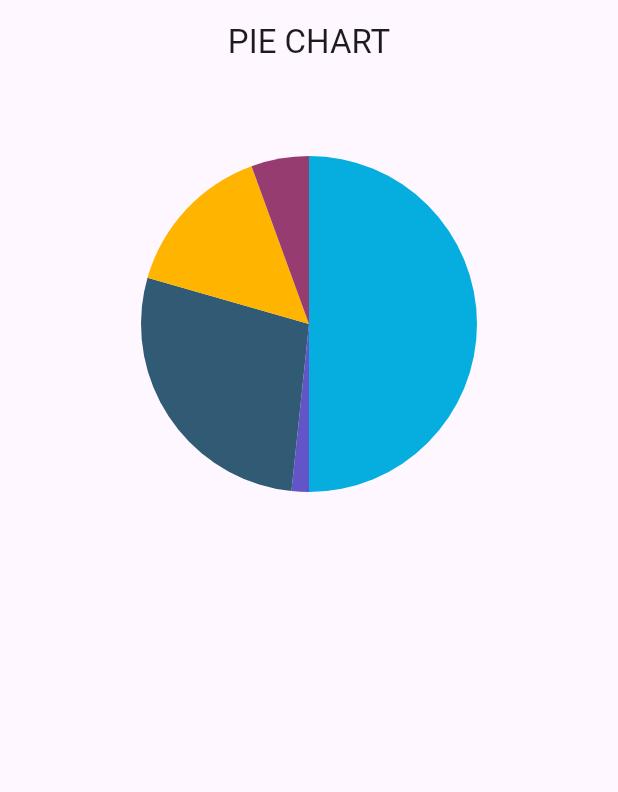
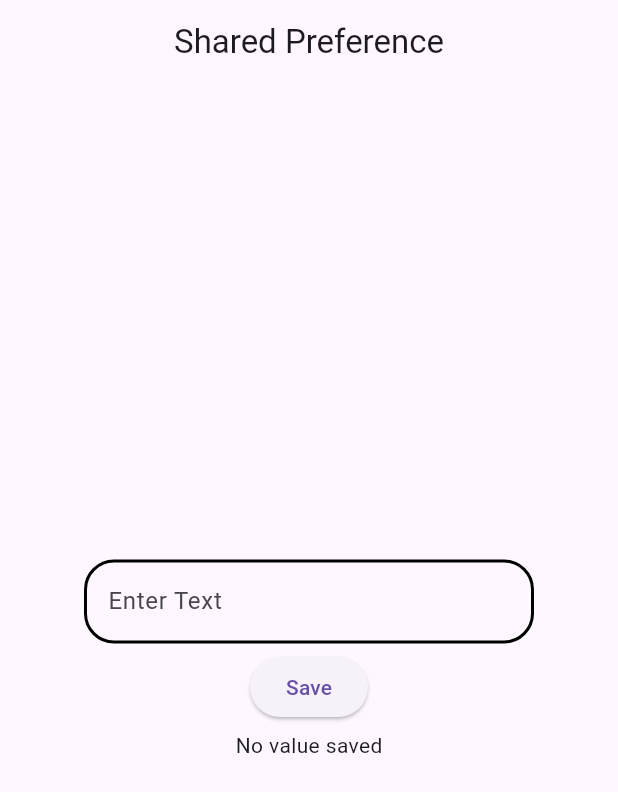
Before and after one commit to Shamiq7/Charts_Flutter_App, a Flutter app: the screen it shows after launch, on a phone screen of 412 x 824 dp. Shown: the top 792 px of the screen. Run offline on Flutter 3.47's test engine with Material 3 defaults, Android fonts, the phone set to English and light mode, and no system bars; our stand-ins replace shared_preferences, syncfusion_flutter_charts.

Commit message:
Shared prefrence done

```diff
--- /dev/null
+++ b/lib/SF1.dart
@@ -0,0 +1,81 @@
+import 'package:flutter/material.dart';
+import 'package:shared_preferences/shared_preferences.dart';
+
+class Sf1 extends StatefulWidget {
+  const Sf1({super.key});
+
+  @override
+  State<Sf1> createState() => _Sf1State();
+}
+
+class _Sf1State extends State<Sf1> {
+  TextEditingController itemcontroller = TextEditingController();
+  var nameVal = 'no value saved';
+  @override
+  void initState() {
+    // TODO: implement initState
+    super.initState();
+    getValue();
+  }
+
+  @override
+  Widget build(BuildContext context) {
+    return Scaffold(
+      appBar: AppBar(title: Text('Shared Preference'), centerTitle: true),
+      body: SafeArea(
+        child: Column(
+          mainAxisAlignment: MainAxisAlignment.center,
+          children: [
+            Center(
+              child: Container(
+                width: 300,
+                child: TextField(
+                  controller: itemcontroller,
+                  decoration: InputDecoration(
+                    hintText: 'Enter Text',
+                    focusedBorder: OutlineInputBorder(
+                      borderRadius: BorderRadius.circular(20),
+                      borderSide: BorderSide(
+                        width: 2,
+                        style: BorderStyle.solid,
+                      ),
+                    ),
+                    enabledBorder: OutlineInputBorder(
+                      borderRadius: BorderRadius.circular(20),
+                      borderSide: BorderSide(
+                        width: 2,
+                        style: BorderStyle.solid,
+                      ),
+                    ),
+                  ),
+                ),
+              ),
+            ),
+            SizedBox(height: 5),
+            ElevatedButton(
+              onPressed: () async {
+                var name = itemcontroller.text.toString();
+                var pref = await SharedPreferences.getInstance();
+                pref.setString("name", name);
+              },
+              child: Text('Save'),
+            ),
+            SizedBox(height: 5),
+            Text(nameVal),
+          ],
+        ),
+      ),
+    );
+  }
+
+  //used to initialize shared pref
+  void getValue() async {
+    var prefs =
+        await SharedPreferences.getInstance(); // initialiaze shared pref
+    var getName = prefs.getString(
+      'name',
+    ); // will see if our key has some value, if yes give it to getName var
+    nameVal = getName != null ? getName : 'No value saved';
+    setState(() {});
+  }
+}
--- a/lib/main.dart
+++ b/lib/main.dart
@@ -1,5 +1,5 @@
 import 'package:flutter/material.dart';
-import 'package:graphs_app_flutter/graph1.dart';
+import 'package:graphs_app_flutter/SF1.dart';
 import 'package:graphs_app_flutter/graph2.dart';
 
 void main() {
@@ -12,6 +12,6 @@ class MyApp extends StatelessWidget {
   // This widget is the root of your application.
   @override
   Widget build(BuildContext context) {
-    return MaterialApp(debugShowCheckedModeBanner: false, home: Graph2());
+    return MaterialApp(debugShowCheckedModeBanner: false, home: Sf1());
   }
 }
--- a/pubspec.yaml
+++ b/pubspec.yaml
@@ -35,6 +35,7 @@ dependencies:
   # Use with the CupertinoIcons class for iOS style icons.
   cupertino_icons: ^1.0.8
   syncfusion_flutter_charts: ^31.1.19
+  shared_preferences: ^2.5.3
 
 dev_dependencies:
   flutter_test:
```
Also changed, not shown: lib/graph2.dart (+16 -0 lines), pubspec.lock, 2 other files.
